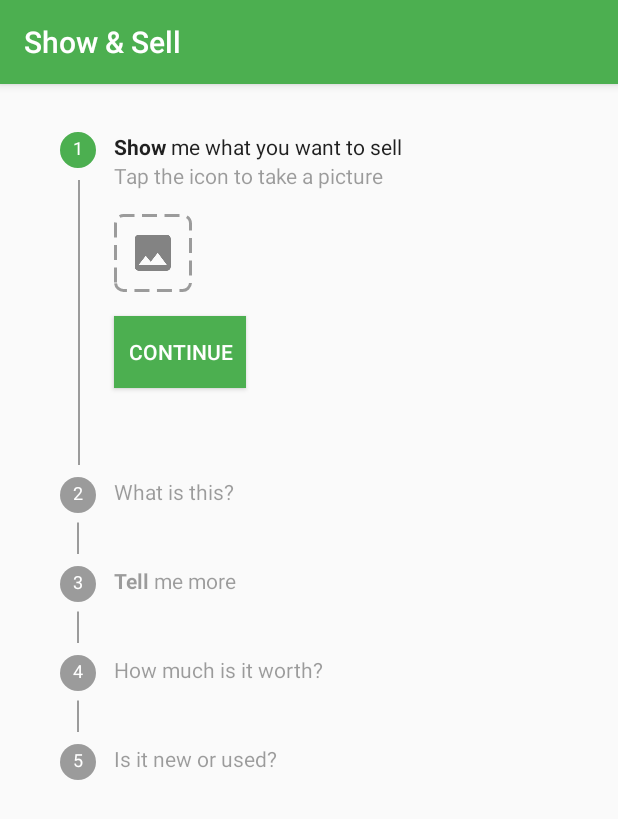
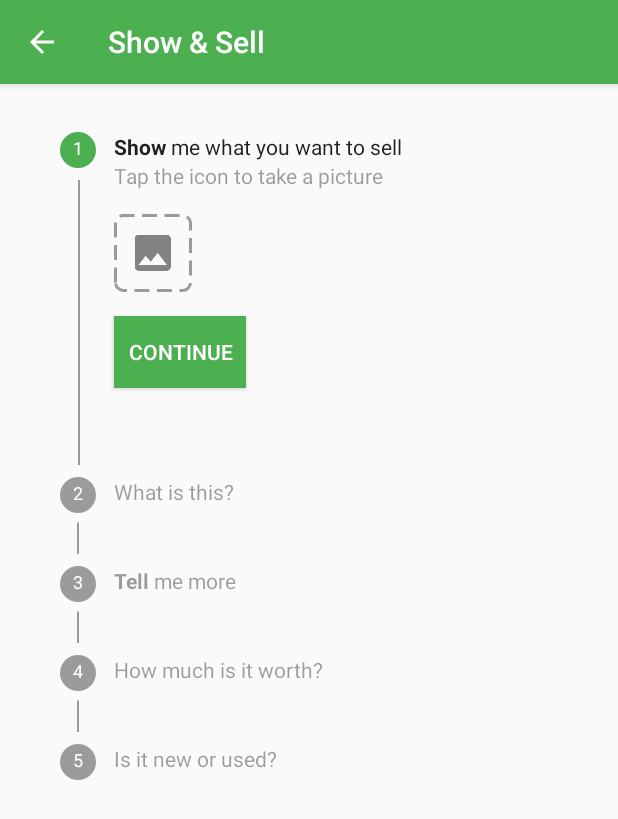
Before and after one commit to firejake308/Show-And-Sell, an Android app: the DonateActivity screen opened directly, with no data from a screen before it, on a phone screen of 412 x 824 dp. Shown: the top 819 px of the screen. Run offline under Robolectric (Android 15) with nearby library versions, the phone set to English and light mode, and no system bars.

Commit message:
v1.7.0 * DonateActivity has a loading screen and a Toast

```diff
--- a/app/src/main/AndroidManifest.xml
+++ b/app/src/main/AndroidManifest.xml
@@ -90,7 +90,8 @@
             android:parentActivityName=".SettingsActivity" />
         <activity
             android:name=".DonateActivity"
-            android:windowSoftInputMode="adjustPan" />
+            android:windowSoftInputMode="adjustPan"
+            android:parentActivityName=".MainActivity"/>
 
         <provider
             android:name="android.support.v4.content.FileProvider"
--- a/app/src/main/res/layout/activity_donate.xml
+++ b/app/src/main/res/layout/activity_donate.xml
@@ -8,6 +8,7 @@
     android:paddingLeft="@dimen/activity_horizontal_margin"
     android:paddingRight="@dimen/activity_horizontal_margin"
     android:paddingTop="24dp"
+    android:orientation="vertical"
     tools:context="com.insertcoolnamehere.showandsell.DonateActivity">
     <ListView
         android:layout_width="match_parent"
@@ -16,4 +17,10 @@
         android:divider="@null"
         android:dividerHeight="0dp"
         android:descendantFocusability="afterDescendants"/>
+
+    <ProgressBar
+        android:layout_width="match_parent"
+        android:layout_height="wrap_content"
+        android:id="@+id/donate_progress_bar"
+        android:visibility="gone"/>
 </LinearLayout>
--- a/app/src/main/res/values/strings.xml
+++ b/app/src/main/res/values/strings.xml
@@ -33,7 +33,7 @@
     <string name="action_logout">Logout</string>
     <string name="section_format">Hello %1$s from section: %2$d</string>
 
-    <!-- Donate Fragment -->
+    <!-- Donate Activity -->
     <string name="prompt_item_description">Title</string>
     <string name="prompt_item_details">Details</string>
     <string name="prompt_item_condition">Condition</string>
@@ -54,6 +54,8 @@
     <string name="step_condition_label">Is it new or used?</string>
     <string name="next_step_btn_label">Continue</string>
     <string name="prev_step_btn_label">Previous</string>
+    <string name="successful_donation">Item was donated successfully!</string>
+    <string name="error_donate">An error occurred during donation.</string>
 
     <!-- Item detail -->
     <string name="item_description">Description</string>
```
Also changed, not shown: app/src/main/java/com/insertcoolnamehere/showandsell/DonateActivity.java (+25 -0 lines).
